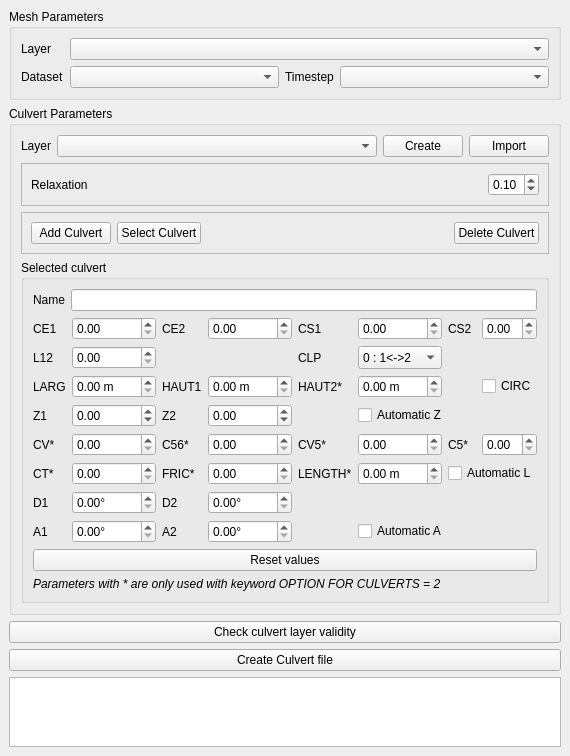
Artelia/Mesh_tools, file mesh_tools/ui/culvert_manager.ui: the form before one commit.
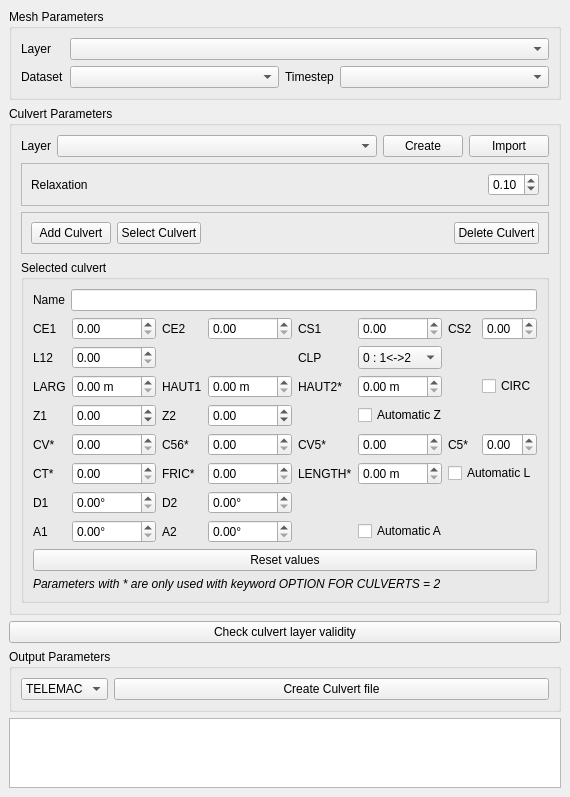
The form after the commit. Custom widgets are drawn as their Qt base class.

The edit to the form file:
```diff
--- a/mesh_tools/ui/culvert_manager.ui
+++ b/mesh_tools/ui/culvert_manager.ui
@@ -7,7 +7,7 @@
     <x>0</x>
     <y>0</y>
     <width>538</width>
-    <height>730</height>
+    <height>765</height>
    </rect>
   </property>
   <property name="windowTitle">
@@ -1092,10 +1092,45 @@
      </widget>
     </item>
     <item>
-     <widget class="QPushButton" name="btn_create_file">
-      <property name="text">
-       <string>Create Culvert file</string>
+     <widget class="QGroupBox" name="OutputParameters">
+      <property name="title">
+       <string>Output Parameters</string>
       </property>
+      <layout class="QGridLayout" name="gridLayout_2" columnstretch="0,1" columnminimumwidth="0,0">
+       <item row="0" column="1">
+        <widget class="QPushButton" name="btn_create_file_2">
+         <property name="text">
+          <string>Create Culvert file</string>
+         </property>
+        </widget>
+       </item>
+       <item row="0" column="0">
+        <widget class="QComboBox" name="cb_software_select">
+         <property name="sizePolicy">
+          <sizepolicy hsizetype="Preferred" vsizetype="Fixed">
+           <horstretch>0</horstretch>
+           <verstretch>0</verstretch>
+          </sizepolicy>
+         </property>
+         <property name="currentText">
+          <string>TELEMAC</string>
+         </property>
+         <property name="currentIndex">
+          <number>0</number>
+         </property>
+         <item>
+          <property name="text">
+           <string>TELEMAC</string>
+          </property>
+         </item>
+         <item>
+          <property name="text">
+           <string>Uhaina</string>
+          </property>
+         </item>
+        </widget>
+       </item>
+      </layout>
      </widget>
     </item>
     <item>
```
